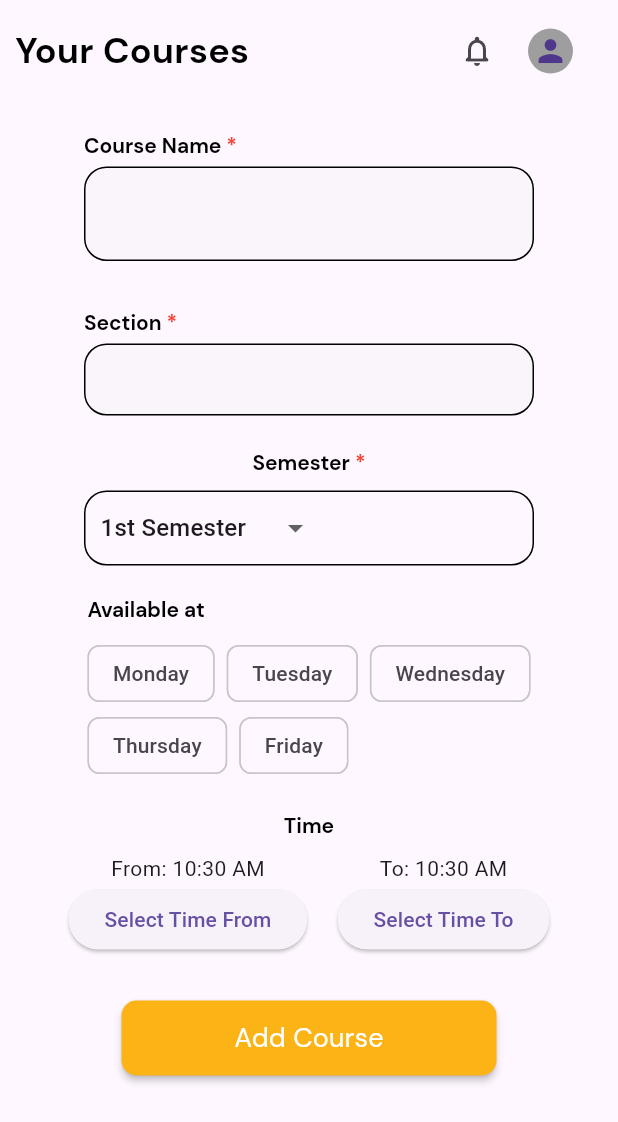
After one commit to lansoyyy/atieed_teachers, a Flutter app: the AddCoursePage screen opened directly, on a phone screen of 412 x 824 dp. The commit adds this screen. Shown: the top 1122 px of the screen. Run offline on Flutter 3.47's test engine with Material 3 defaults, Android fonts, the phone set to English and light mode, and no system bars; our stand-ins replace cloud_firestore, firebase_auth, firebase_core, firebase_storage, flutter_map, fluttertoast and 4 more; accounts and stored records are empty; network calls fail.

Commit message:
added add course func

```diff
--- a/lib/screens/auth/login_tab.dart
+++ b/lib/screens/auth/login_tab.dart
@@ -78,7 +78,7 @@ class _LoginTabState extends State<LoginTab> {
       final user = await FirebaseAuth.instance.signInWithEmailAndPassword(
           email: email.text, password: password.text);
 
-      if (user.user!.emailVerified) {
+      if (!user.user!.emailVerified) {
         showToast('Logged in succesfully!');
 
         Navigator.of(context).pushReplacement(
--- /dev/null
+++ b/lib/screens/tabs/courses_pages/add_course_page.dart
@@ -0,0 +1,310 @@
+import 'package:atieed/screens/profile_screen.dart';
+import 'package:atieed/screens/tabs/courses_pages/class_started_page.dart';
+import 'package:atieed/screens/tabs/courses_pages/open_record_page.dart';
+import 'package:atieed/screens/tabs/courses_pages/students_page.dart';
+import 'package:atieed/services/add_course.dart';
+import 'package:atieed/utlis/colors.dart';
+import 'package:atieed/widgets/button_widget.dart';
+import 'package:atieed/widgets/text_widget.dart';
+import 'package:atieed/widgets/textfield_widget.dart';
+import 'package:atieed/widgets/toast_widget.dart';
+import 'package:flutter/cupertino.dart';
+import 'package:flutter/material.dart';
+import 'package:flutter/widgets.dart';
+
+class AddCoursePage extends StatefulWidget {
+  const AddCoursePage({super.key});
+
+  @override
+  State<AddCoursePage> createState() => _AddCoursePageState();
+}
+
+class _AddCoursePageState extends State<AddCoursePage> {
+  String _selectedOption = '1st Semester';
+  bool isclicked = false;
+  List<String> days = ["Monday", "Tuesday", "Wednesday", "Thursday", "Friday"];
+  List<String> selectedDays = [];
+
+  final name = TextEditingController();
+  final section = TextEditingController();
+  @override
+  Widget build(BuildContext context) {
+    return Scaffold(
+      body: SafeArea(
+        child:
+            Padding(padding: const EdgeInsets.all(10.0), child: mainWidget()),
+      ),
+    );
+  }
+
+  Widget mainWidget() {
+    return SingleChildScrollView(
+      child: Column(
+        crossAxisAlignment: CrossAxisAlignment.center,
+        mainAxisAlignment: MainAxisAlignment.start,
+        children: [
+          Row(
+            children: [
+              TextWidget(
+                text: 'Your Courses',
+                fontSize: 24,
+                fontFamily: 'Bold',
+              ),
+              const Expanded(
+                child: SizedBox(),
+              ),
+              IconButton(
+                onPressed: () {},
+                icon: const Icon(
+                  Icons.notifications_none_rounded,
+                ),
+              ),
+              const SizedBox(
+                width: 10,
+              ),
+              GestureDetector(
+                onTap: () {
+                  Navigator.of(context).push(MaterialPageRoute(
+                      builder: (context) => const ProfileScreen()));
+                },
+                child: const CircleAvatar(
+                  minRadius: 15,
+                  maxRadius: 15,
+                  backgroundColor: Colors.grey,
+                  child: Icon(Icons.person),
+                ),
+              ),
+              const SizedBox(
+                width: 20,
+              ),
+            ],
+          ),
+          const SizedBox(
+            height: 20,
+          ),
+          TextFieldWidget(
+            radius: 15,
+            height: 75,
+            maxLine: 3,
+            borderColor: Colors.black,
+            width: 300,
+            controller: name,
+            label: 'Course Name',
+          ),
+          TextFieldWidget(
+            radius: 15,
+            borderColor: Colors.black,
+            width: 300,
+            controller: section,
+            label: 'Section',
+          ),
+          const SizedBox(
+            height: 10,
+          ),
+          Column(
+            crossAxisAlignment: CrossAxisAlignment.center,
+            children: [
+              RichText(
+                text: const TextSpan(
+                  children: [
+                    TextSpan(
+                      text: 'Semester',
+                      style: TextStyle(
+                        fontSize: 14,
+                        fontFamily: 'Bold',
+                        color: Colors.black,
+                        fontWeight: FontWeight.bold,
+                      ),
+                    ),
+                    TextSpan(
+                      text: ' *',
+                      style: TextStyle(
+                        fontSize: 14,
+                        fontFamily: 'Bold',
+                        color: Colors.red,
+                        fontWeight: FontWeight.bold,
+                      ),
+                    )
+                  ],
+                ),
+              ),
+              const SizedBox(
+                height: 10,
+              ),
+              Container(
+                width: 300,
+                height: 50,
+                decoration: BoxDecoration(
+                  borderRadius: BorderRadius.circular(15),
+                  border: Border.all(
+                    color: Colors.black,
+                  ),
+                ),
+                child: Padding(
+                  padding: const EdgeInsets.only(left: 10, right: 10),
+                  child: DropdownButton<String>(
+                    underline: const SizedBox(),
+                    value: _selectedOption,
+                    hint: const Text('Select an option'),
+                    items: <String>['1st Semester', '2nd Semester']
+                        .map((String value) {
+                      return DropdownMenuItem<String>(
+                        value: value,
+                        child: Text(value),
+                      );
+                    }).toList(),
+                    onChanged: (newValue) {
+                      setState(() {
+                        _selectedOption = newValue!;
+                      });
+                    },
+                  ),
+                ),
+              ),
+              const SizedBox(
+                height: 20,
+              ),
+              Column(
+                crossAxisAlignment: CrossAxisAlignment.start,
+                children: [
+                  RichText(
+                    text: const TextSpan(
+                      children: [
+                        TextSpan(
+                          text: 'Available at',
+                          style: TextStyle(
+                            fontSize: 14,
+                            fontFamily: 'Bold',
+                            color: Colors.black,
+                            fontWeight: FontWeight.bold,
+                          ),
+                        ),
+                      ],
+                    ),
+                  ),
+                  const SizedBox(
+                    height: 10,
+                  ),
+                  Wrap(
+                    spacing: 8.0,
+                    children: days.map((day) {
+                      return ChoiceChip(
+                        label: Text(day),
+                        selected: selectedDays.contains(day),
+                        onSelected: (bool selected) {
+                          setState(() {
+                            if (selected) {
+                              selectedDays.add(day);
+                            } else {
+                              selectedDays.remove(day);
+                            }
+                          });
+                        },
+                      );
+                    }).toList(),
+                  )
+                ],
+              ),
+              const SizedBox(
+                height: 20,
+              ),
+              Column(
+                crossAxisAlignment: CrossAxisAlignment.center,
+                children: [
+                  RichText(
+                    text: const TextSpan(
+                      children: [
+                        TextSpan(
+                          text: 'Time',
+                          style: TextStyle(
+                            fontSize: 14,
+                            fontFamily: 'Bold',
+                            color: Colors.black,
+                            fontWeight: FontWeight.bold,
+                          ),
+                        ),
+                      ],
+                    ),
+                  ),
+                  const SizedBox(
+                    height: 10,
+                  ),
+                  Row(
+                    mainAxisAlignment: MainAxisAlignment.center,
+                    children: <Widget>[
+                      Column(
+                        children: <Widget>[
+                          Text("From: ${_timeFrom.format(context)}"),
+                          ElevatedButton(
+                            onPressed: () => _selectTimeFrom(context),
+                            child: const Text('Select Time From'),
+                          ),
+                        ],
+                      ),
+                      const SizedBox(width: 20),
+                      Column(
+                        children: <Widget>[
+                          Text("To: ${_timeTo.format(context)}"),
+                          ElevatedButton(
+                            onPressed: () => _selectTimeTo(context),
+                            child: const Text('Select Time To'),
+                          ),
+                        ],
+                      ),
+                    ],
+                  )
+                ],
+              ),
+              const SizedBox(
+                height: 30,
+              ),
+              Center(
+                child: ButtonWidget(
+                  fontSize: 18,
+                  width: 250,
+                  label: 'Add Course',
+                  onPressed: () {
+                    addCourse(name.text, section.text, _selectedOption,
+                        selectedDays, _timeFrom, _timeTo);
+                    showToast('Course added!');
+                    Navigator.of(context).pop();
+                  },
+                ),
+              ),
+              const SizedBox(
+                height: 20,
+              ),
+            ],
+          ),
+        ],
+      ),
+    );
+  }
+
+  TimeOfDay _timeFrom = TimeOfDay.now();
+  TimeOfDay _timeTo = TimeOfDay.now();
+
+  Future<void> _selectTimeFrom(BuildContext context) async {
+    TimeOfDay? picked = await showTimePicker(
+      context: context,
+      initialTime: _timeFrom,
+    );
+    if (picked != null && picked != _timeFrom) {
+      setState(() {
+        _timeFrom = picked;
+      });
+    }
+  }
+
+  Future<void> _selectTimeTo(BuildContext context) async {
+    TimeOfDay? picked = await showTimePicker(
+      context: context,
+      initialTime: _timeTo,
+    );
+    if (picked != null && picked != _timeTo) {
+      setState(() {
+        _timeTo = picked;
+      });
+    }
+  }
+}
--- a/lib/screens/tabs/courses_tab.dart
+++ b/lib/screens/tabs/courses_tab.dart
@@ -1,4 +1,5 @@
 import 'package:atieed/screens/profile_screen.dart';
+import 'package:atieed/screens/tabs/courses_pages/add_course_page.dart';
 import 'package:atieed/screens/tabs/courses_pages/class_started_page.dart';
 import 'package:atieed/screens/tabs/courses_pages/open_record_page.dart';
 import 'package:atieed/screens/tabs/courses_pages/students_page.dart';
@@ -77,7 +78,10 @@ class _CourseTabState extends State<CourseTab> {
               fontSize: 18,
               width: 200,
               label: 'Add Course',
-              onPressed: () {},
+              onPressed: () {
+                Navigator.of(context).push(MaterialPageRoute(
+                    builder: (context) => const AddCoursePage()));
+              },
             ),
           ),
           const SizedBox(
--- /dev/null
+++ b/lib/services/add_course.dart
@@ -0,0 +1,19 @@
+import 'package:cloud_firestore/cloud_firestore.dart';
+import 'package:firebase_auth/firebase_auth.dart';
+
+Future addCourse(name, section, semester, days, timefrom, timeto) async {
+  final docUser = FirebaseFirestore.instance.collection('Courses').doc();
+
+  final json = {
+    'name': name,
+    'section': section,
+    'semester': semester,
+    'days': days,
+    'timefrom': timefrom,
+    'timeto': timeto,
+    'dateTime': DateTime.now(),
+    'uid': FirebaseAuth.instance.currentUser!.uid,
+  };
+
+  await docUser.set(json);
+}
--- a/lib/widgets/textfield_widget.dart
+++ b/lib/widgets/textfield_widget.dart
@@ -111,10 +111,6 @@ class _TextFieldWidgetState extends State<TextFieldWidget> {
               textCapitalization: widget.textCapitalization!,
               keyboardType: widget.inputType,
               decoration: InputDecoration(
-                prefixIcon: Icon(
-                  widget.prefixIcon,
-                  color: primary,
-                ),
                 filled: true,
                 fillColor: grey.withOpacity(0.2),
                 suffixIcon: widget.showEye! == true
```
